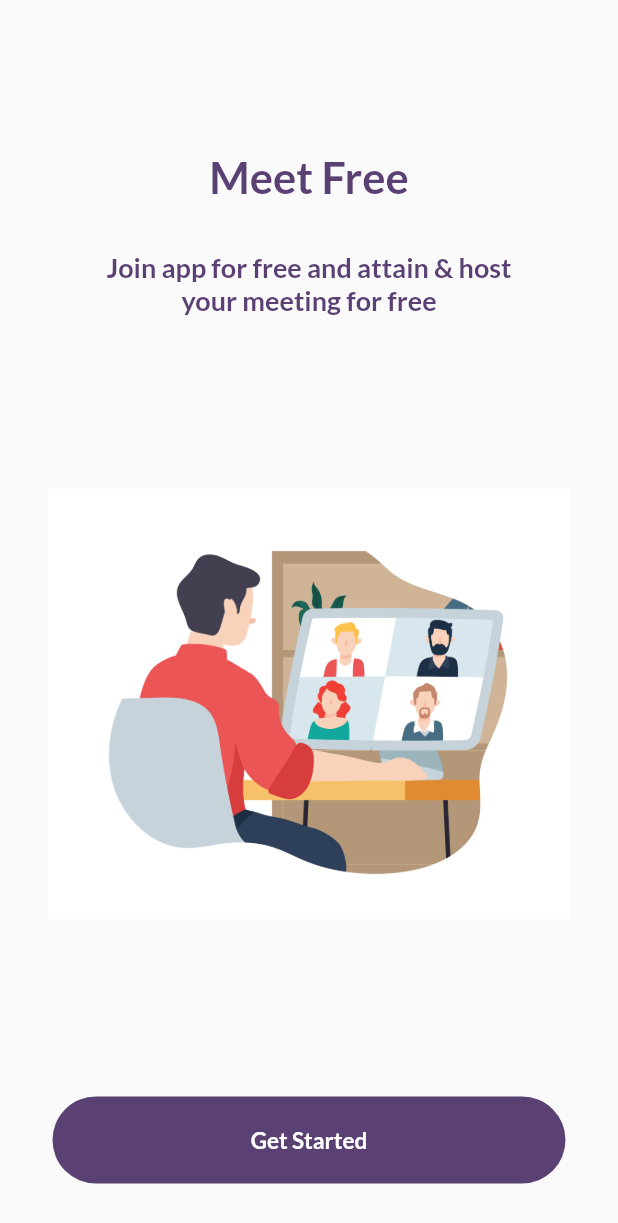
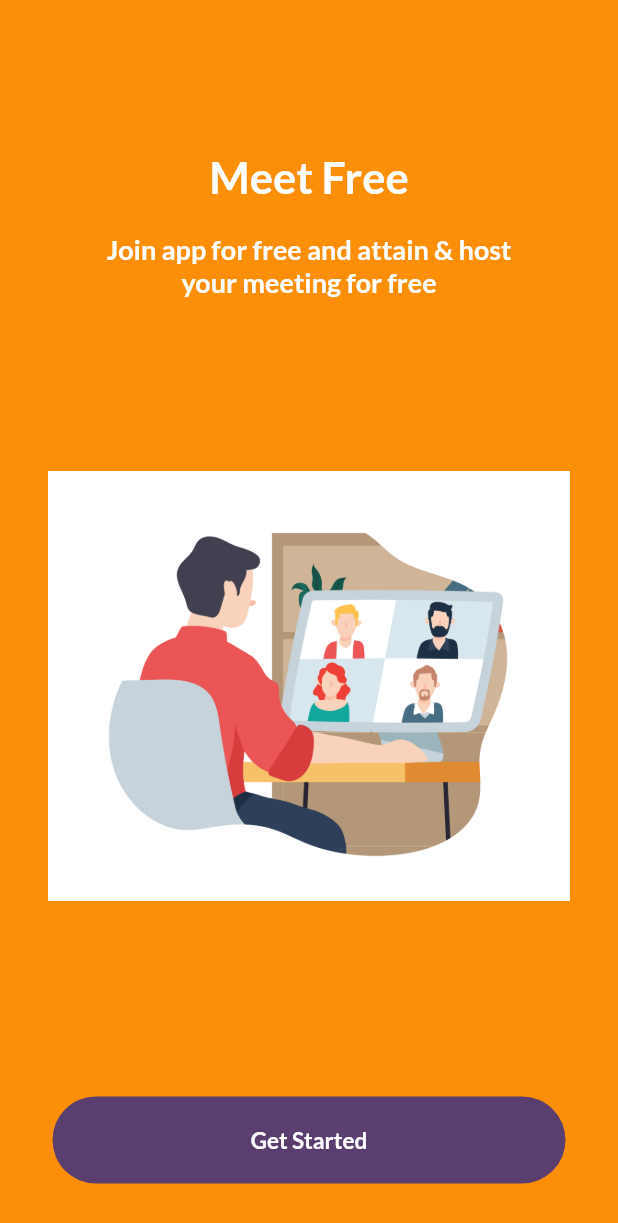
Before and after one commit to purveshshende2/Flutter-Login-UI, a Flutter app: the screen it shows after launch, after a tap on "Get Started", on a phone screen of 412 x 824 dp. Shown: the top 1223 px of the screen. Run offline on Flutter 3.47's test engine with Material 2 defaults, Android fonts, the phone set to English and light mode, and no system bars.

Commit message:
part one of login ui

```diff
--- a/lib/main.dart
+++ b/lib/main.dart
@@ -32,9 +32,29 @@ class LoginPage extends StatefulWidget {
 class _LoginPageState extends State<LoginPage> {
   int _PageState = 0; // 0 for page 1 , 1 for page2 .....
 
+  var _backgroundColor = Colors.white;
+  var _headingColor = Color(0xFFB583d72);
+
   @override
   Widget build(BuildContext context) {
-    return Container(
+    switch (_PageState) {
+      case 0:
+        _backgroundColor = Colors.white;
+        _headingColor = Color(0xFFB583d72);
+        break;
+      case 1:
+        _backgroundColor = Color(0xFFBfd8c04);
+        _headingColor = Colors.white;
+        break;
+      case 2:
+        _backgroundColor = Color(0xFFBfd8c04);
+        _headingColor = Colors.white;
+    }
+
+    return AnimatedContainer(
+        curve: Curves.fastLinearToSlowEaseIn,
+        duration: Duration(milliseconds: 1000),
+        color: _backgroundColor,
         child: Column(
           mainAxisAlignment:
               MainAxisAlignment.spaceBetween, //for spacing in these containers
@@ -47,18 +67,18 @@ class _LoginPageState extends State<LoginPage> {
                   child: Text(
                     "Meet Free",
                     style: TextStyle(
-                    color: Color(0xFFB583d72),
+                        color: _headingColor,
                         fontSize: 29,
                         fontWeight: FontWeight.bold),
                   ),
                 ),
                 Container(
-                margin: EdgeInsets.all(32),
+                    margin: EdgeInsets.all(20),
                     padding: EdgeInsets.symmetric(horizontal: 32),
                     child: Text(
                       "Join app for free and attain & host your meeting for free",
                       textAlign: TextAlign.center,
-                  style: TextStyle(color: Color(0xFFB583d72), fontSize: 18),
+                      style: TextStyle(color: _headingColor, fontSize: 18),
                     ))
               ],
             )),
@@ -72,7 +92,11 @@ class _LoginPageState extends State<LoginPage> {
                 child: GestureDetector(
                     onTap: () {
                       setState(() {
+                        if (_PageState != 0) {
+                          _PageState = 0;
+                        } else {
                           _PageState = 1;
+                        }
                       });
                     },
                     child: Container(
@@ -87,7 +111,8 @@ class _LoginPageState extends State<LoginPage> {
                             child: Center(
                               child: Text(
                                 "Get Started",
-                            style: TextStyle(color: Colors.white, fontSize: 15),
+                                style: TextStyle(
+                                    color: Colors.white, fontSize: 15),
                               ),
                             )), //Button
                       ),
```
Lines whose indentation alone changed are shown as unchanged.
